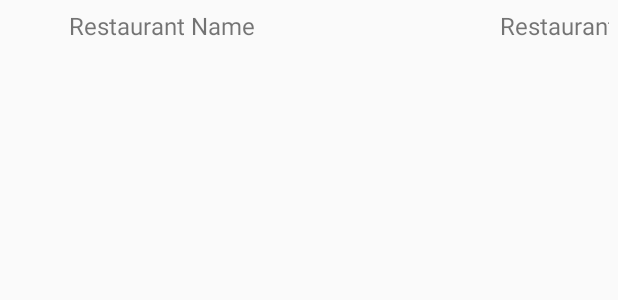
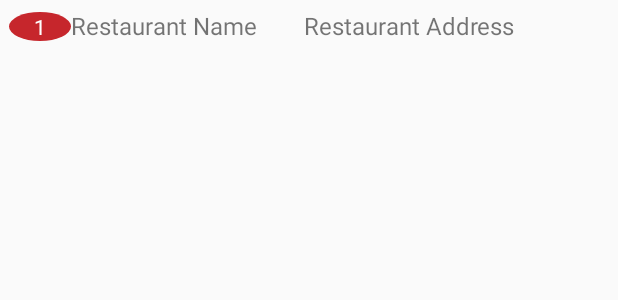
Before and after one commit to Peter-Wilson/FoodMe, an Android app: the layout list_item_restaurant.xml on its own in the app's theme, with its tools: preview values and no code run, on a phone screen of 412 x 824 dp. Shown: the top 300 px of the screen. Run offline under Robolectric (Android 15) with nearby library versions, the phone set to English and light mode, and no system bars.

Commit message:
fix layout

```diff
--- a/app/src/main/java/brockbadgers/foodme/adapters/RestaurantListAdapter.java
+++ b/app/src/main/java/brockbadgers/foodme/adapters/RestaurantListAdapter.java
@@ -69,7 +69,7 @@ public class RestaurantListAdapter extends ArrayAdapter<Business> implements Vie
         ImageView rating = (ImageView)view.findViewById(R.id.restaurant_rating);
 
         // Populate item's widgets
-        number.setText(position);
+        number.setText(""+(position+1));
         name.setText(restaurant.name());
         StringBuilder sb = new StringBuilder();
         for(String s : restaurant.location().address())
--- a/app/src/main/java/brockbadgers/foodme/javaClasses/RestaurantComparator.java
+++ b/app/src/main/java/brockbadgers/foodme/javaClasses/RestaurantComparator.java
@@ -10,8 +10,12 @@ import java.util.Comparator;
  */
 public class RestaurantComparator implements Comparator<Business> {
     public enum Order {Name, Address, Rating}
+    public Order sortingBy;
 
-    private Order sortingBy = Order.Name;
+    public RestaurantComparator(Order type)
+    {
+        sortingBy = type;
+    }
 
     @Override
     public int compare(Business restaurant1, Business restaurant2) {
--- a/app/src/main/res/layout/list_item_restaurant.xml
+++ b/app/src/main/res/layout/list_item_restaurant.xml
@@ -1,5 +1,4 @@
 <?xml version="1.0" encoding="utf-8"?>
-<!-- TODO: change to layout for restaurant -->
  <LinearLayout xmlns:android="http://schemas.android.com/apk/res/android"
         android:layout_width="fill_parent"
         android:layout_height="wrap_content"
@@ -12,16 +11,16 @@
         android:layout_width="wrap_content"
         android:layout_height="wrap_content"
         android:layout_centerVertical="true"
+        android:gravity="center"
+        android:layout_weight="1"
+        android:text="1"
         android:background="@drawable/circle_numbers"
-        android:textColor="@color/white"
-        android:layout_weight="1"
-        android:layout_marginLeft="20dp"
-        android:layout_marginRight="20dp" />
+        android:textColor="@color/white" />
 
     <TextView
         android:id="@+id/restaurant_name"
-        android:layout_width="fill_parent"
-        android:layout_height="fill_parent"
+        android:layout_width="wrap_content"
+        android:layout_height="wrap_content"
         android:gravity="center_vertical"
         android:layout_weight="1"
         android:text="Restaurant Name"
@@ -29,8 +28,8 @@
 
     <TextView
         android:id="@+id/restaurant_address"
-        android:layout_width="fill_parent"
-        android:layout_height="fill_parent"
+        android:layout_width="wrap_content"
+        android:layout_height="wrap_content"
         android:gravity="center_vertical"
         android:layout_weight="1"
         android:text="Restaurant Address"
@@ -38,8 +37,8 @@
 
     <ImageView
         android:id="@+id/restaurant_rating"
+        android:layout_weight="1"
         android:layout_width="wrap_content"
-        android:layout_weight="1"
         android:layout_height="wrap_content" />
 
 </LinearLayout>
```
Also changed, not shown: app/src/main/java/brockbadgers/foodme/Activities/MainActivity.java (+11 -6 lines), app/src/main/java/brockbadgers/foodme/fragments/RestaurantListFragment.java (+29 -1 lines), app/src/main/res/layout/fragment_restaurant_list.xml (+2 -7 lines).
